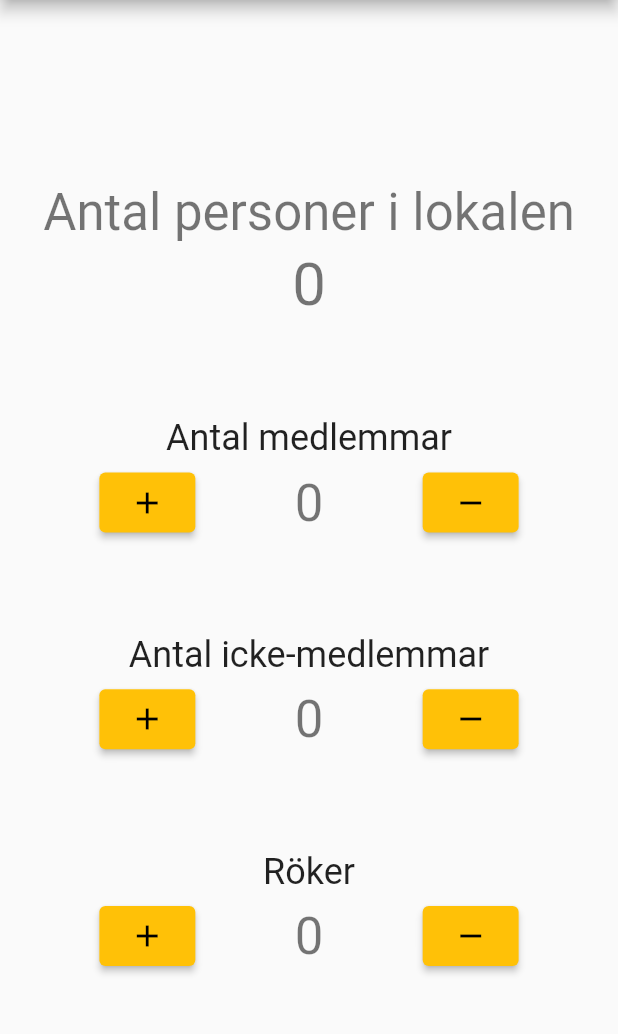
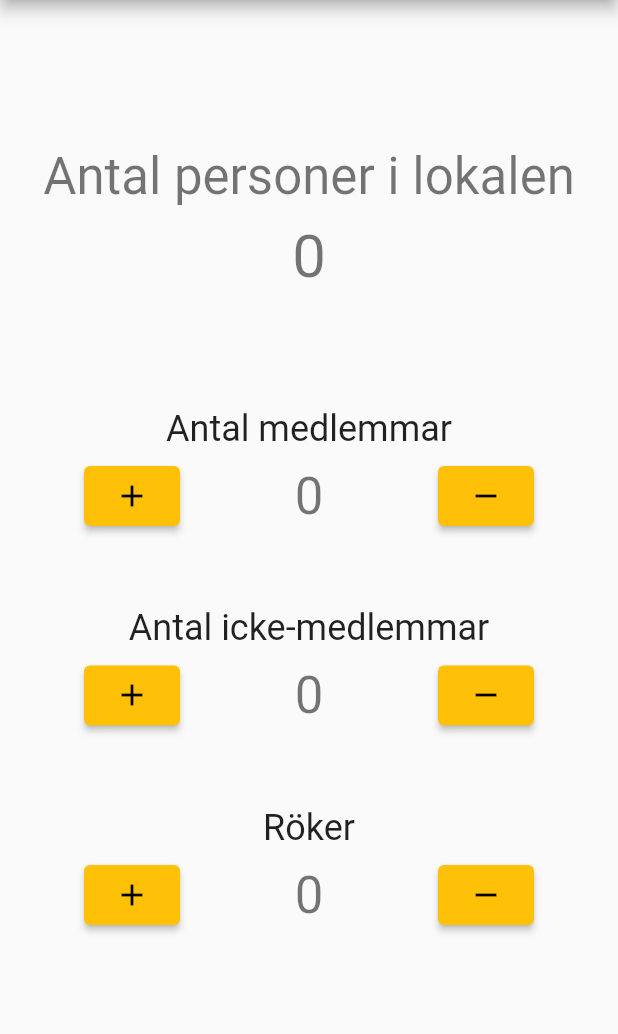
Before and after one commit to saramaggie/FooBar-Counter, a Flutter app: the screen it shows after launch, on a phone screen of 412 x 824 dp, the part 84-1118 px from its top. Run offline on Flutter 3.47's test engine with Material 2 defaults, Android fonts, the phone set to English and light mode, and no system bars.

Commit message:
Spacing edits

```diff
--- a/lib/main.dart
+++ b/lib/main.dart
@@ -84,12 +84,14 @@ class _FooPageState extends State<FooPage> {
     }
   }
 
-  Column _counterField(BuildContext context, int field, String header) {
-    return Column(
+  Widget _counterField(BuildContext context, int field, String header) {
+    return Padding(
+      padding: const EdgeInsets.symmetric(vertical: 25.0),
+      child: Column(
           mainAxisAlignment: MainAxisAlignment.center,
           children: <Widget>[
             Text(header, style: Theme.of(context).textTheme.headlineSmall),
-          const SizedBox(height: 5),
+            const SizedBox(height: 7),
             Row(
               crossAxisAlignment: CrossAxisAlignment.center,
               mainAxisAlignment: MainAxisAlignment.spaceEvenly,
@@ -101,9 +103,13 @@ class _FooPageState extends State<FooPage> {
                   ),
                   child: const Icon(Icons.add),
                 ),
-              Text(
+                SizedBox(
+                  width: 60,
+                  child: Text(
                     '${fields[field]}',
                     style: Theme.of(context).textTheme.headlineMedium,
+                    textAlign: TextAlign.center,
+                  ),
                 ),
                 ElevatedButton(
                   onPressed: () => _decrease(field),
@@ -114,16 +120,20 @@ class _FooPageState extends State<FooPage> {
                 )
               ],
             )
-        ]);
+          ]),
+    );
   }
 
   Column _totField(BuildContext context) {
     return Column(
         mainAxisAlignment: MainAxisAlignment.center,
         children: <Widget>[
+          const SizedBox(
+            height: 45,
+          ),
           Text("Antal personer i lokalen",
               style: Theme.of(context).textTheme.headlineMedium),
-          const SizedBox(height: 5),
+          const SizedBox(height: 10),
           Text('${fields[0] + fields[1] - fields[2]}',
               style: Theme.of(context).textTheme.headlineLarge),
         ]);
@@ -144,29 +154,33 @@ class _FooPageState extends State<FooPage> {
             )));
   }
 
+  Widget _buildFields(BuildContext context) {
+    return Column(
+        mainAxisAlignment: MainAxisAlignment.spaceEvenly,
+        children: <Widget>[
+          _totField(context),
+          Column(
+            // mainAxisSize: MainAxisSize.min,
+            mainAxisAlignment: MainAxisAlignment.spaceEvenly,
+            children: <Widget>[
+              _counterField(context, 0, "Antal medlemmar"),
+              _counterField(context, 1, "Antal icke-medlemmar"),
+              _counterField(context, 2, "Röker"),
+              const SizedBox(
+                height: 70,
+              )
+            ],
+          )
+        ]);
+  }
+
   @override
   Widget build(BuildContext context) {
     return Scaffold(
         appBar: AppBar(
           title: Text(widget.title),
         ),
-        body: Container(
-            margin: EdgeInsets.only(bottom: 120),
-            child: Column(
-                mainAxisAlignment: MainAxisAlignment.spaceEvenly,
-                children: <Widget>[
-                  _warningBar(context),
-                  Expanded(flex: 3, child: _totField(context)),
-                  Expanded(
-                      flex: 5,
-                      child: Column(
-                        mainAxisAlignment: MainAxisAlignment.spaceBetween,
-                        children: <Widget>[
-                          _counterField(context, 0, "Antal medlemmar"),
-                          _counterField(context, 1, "Antal icke-medlemmar"),
-                          _counterField(context, 2, "Röker")
-                        ],
-                      ))
-                ])));
+        body: Stack(
+            children: <Widget>[_warningBar(context), _buildFields(context)]));
   }
 }
```
Lines whose indentation alone changed are shown as unchanged.
